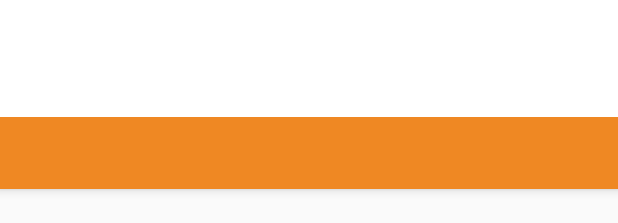
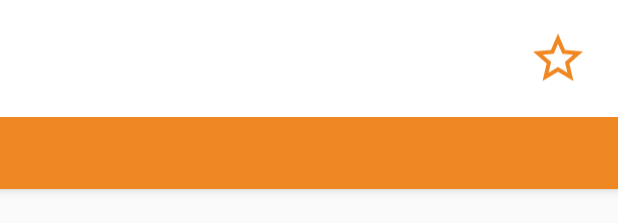
Before and after one commit to jonthorsteins/TM_app, an Android app: the layout activity_view_tournament.xml on its own in the app's theme, with its tools: preview values and no code run, on a phone screen of 412 x 824 dp. Shown: the top 223 px of the screen. Run offline under Robolectric (Android 15) with nearby library versions, the phone set to English and light mode, and no system bars.

Commit message:
Subscribe to tournament, userId stored og tournament lab hax

```diff
--- a/app/src/main/java/hi/is/tournamentmanager/tm/helpers/NetworkHandler.java
+++ b/app/src/main/java/hi/is/tournamentmanager/tm/helpers/NetworkHandler.java
@@ -22,7 +22,9 @@ public class NetworkHandler {
     //private static final String BASE_URL = "http://192.168.1.5:3000"; // When running on via USB
     private static AsyncHttpClient client = new AsyncHttpClient();
 
-    public static void get(String url, RequestParams params, AsyncHttpResponseHandler responseHandler) {
+    public static void get(String url, RequestParams params, String token, AsyncHttpResponseHandler responseHandler) {
+        if(token != null)
+            client.addHeader(HttpHeaders.AUTHORIZATION, "Bearer " + token);
         client.get(getAbsoluteUrl(url), params, responseHandler);
     }
 
--- a/app/src/main/java/hi/is/tournamentmanager/tm/ui/LoginActivity.java
+++ b/app/src/main/java/hi/is/tournamentmanager/tm/ui/LoginActivity.java
@@ -71,6 +71,7 @@ public class LoginActivity extends AppCompatActivity {
                         System.out.println(response.toString());
                         try {
                             TokenStore.storeToken(mSharedPreferences, response.get("token").toString());
+                            TokenStore.storeUser(mSharedPreferences, response.getJSONObject("user").getLong("id"));
                             Intent intent = new Intent(LoginActivity.this, ViewAllTournamentsActivity.class);
                             startActivity(intent);
                             finish();
--- /dev/null
+++ b/app/src/main/res/drawable/ic_star_border_orange_24dp.xml
@@ -0,0 +1,5 @@
+<vector android:height="24dp" android:tint="#EF8823"
+    android:viewportHeight="24.0" android:viewportWidth="24.0"
+    android:width="24dp" xmlns:android="http://schemas.android.com/apk/res/android">
+    <path android:fillColor="#FF000000" android:pathData="M22,9.24l-7.19,-0.62L12,2 9.19,8.63 2,9.24l5.46,4.73L5.82,21 12,17.27 18.18,21l-1.63,-7.03L22,9.24zM12,15.4l-3.76,2.27 1,-4.28 -3.32,-2.88 4.38,-0.38L12,6.1l1.71,4.04 4.38,0.38 -3.32,2.88 1,4.28L12,15.4z"/>
+</vector>
--- /dev/null
+++ b/app/src/main/res/drawable/ic_star_orange_24dp.xml
@@ -0,0 +1,5 @@
+<vector android:height="24dp" android:tint="#EF8823"
+    android:viewportHeight="24.0" android:viewportWidth="24.0"
+    android:width="24dp" xmlns:android="http://schemas.android.com/apk/res/android">
+    <path android:fillColor="#FF000000" android:pathData="M12,17.27L18.18,21l-1.64,-7.03L22,9.24l-7.19,-0.61L12,2 9.19,8.63 2,9.24l5.46,4.73L5.82,21z"/>
+</vector>
--- a/app/src/main/res/layout/activity_view_tournament.xml
+++ b/app/src/main/res/layout/activity_view_tournament.xml
@@ -31,6 +31,27 @@
                 android:textColor="@color/colorPrimary"
                 android:textSize="28sp"
                 android:text=""/>
+
+            <ImageView
+                android:id="@+id/subscribe"
+                android:layout_width="40dp"
+                android:layout_height="match_parent"
+                android:maxWidth="40dp"
+                android:layout_marginEnd="20dp"
+                android:contentDescription="@string/subscribe"
+                android:onClick="subscribe"
+                android:src="@drawable/ic_star_border_orange_24dp"/>
+
+            <ImageView
+                android:id="@+id/unsubscribe"
+                android:layout_width="40dp"
+                android:layout_height="match_parent"
+                android:maxWidth="40dp"
+                android:layout_marginEnd="20dp"
+                android:contentDescription="@string/subscribe"
+                android:onClick="unsubscribe"
+                android:visibility="gone"
+                android:src="@drawable/ic_star_orange_24dp"/>
 
             <Button
                 android:id="@+id/btn_start_tournament"
--- a/app/src/main/res/values/strings.xml
+++ b/app/src/main/res/values/strings.xml
@@ -14,6 +14,7 @@
     <string name="label_public">Public</string>
     <string name="label_signUp">Sign up expiration</string>
     <string name="label_create">Create tournament</string>
+    <string name="subscribe">Subscribe</string>
     <string-array name="sports">
         <item>Football</item>
         <item>Handball</item>
```
Also changed, not shown: app/src/main/java/hi/is/tournamentmanager/tm/helpers/Mapper.java (+27 -1 lines), app/src/main/java/hi/is/tournamentmanager/tm/helpers/TokenStore.java (+18 -0 lines), app/src/main/java/hi/is/tournamentmanager/tm/model/Tournament.java (+4 -4 lines), app/src/main/java/hi/is/tournamentmanager/tm/model/TournamentLab.java (+30 -0 lines), app/src/main/java/hi/is/tournamentmanager/tm/ui/ViewAllTournamentsActivity.java (+23 -1 lines), app/src/main/java/hi/is/tournamentmanager/tm/ui/ViewTournamentActivity.java (+69 -2 lines).
